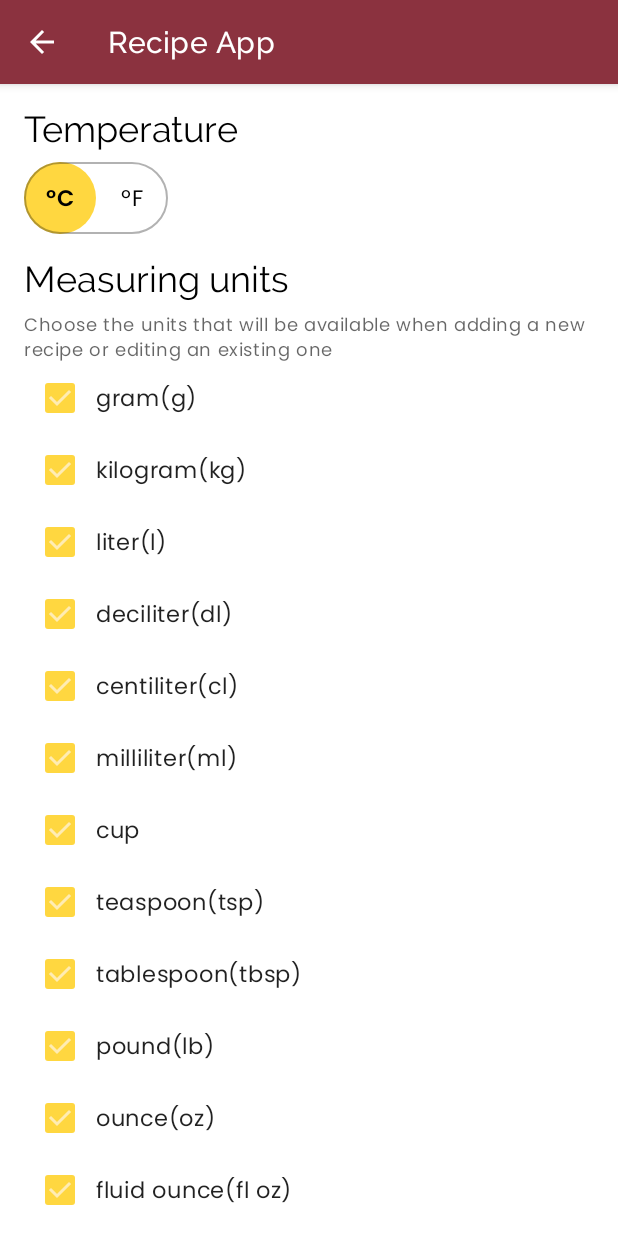
After one commit to roxanapirlea/RecipeApp, an Android app built with Jetpack Compose: the composable SettingsScreen shown on its own in the app's theme, on a phone screen of 412 x 824 dp. The commit adds this screen. Run offline under Robolectric (Android 15) with nearby library versions, the phone set to English and light mode, and no system bars; our stand-ins replace Dagger/Hilt's generated code; 3 statements that could not run were skipped.

Commit message:
Add settings screen

```diff
--- /dev/null
+++ b/app/src/main/java/com/roxana/recipeapp/settings/SettingsScreen.kt
@@ -0,0 +1,110 @@
+package com.roxana.recipeapp.settings
+
+import androidx.compose.foundation.layout.PaddingValues
+import androidx.compose.foundation.layout.fillMaxWidth
+import androidx.compose.foundation.layout.padding
+import androidx.compose.foundation.lazy.LazyColumn
+import androidx.compose.foundation.lazy.items
+import androidx.compose.material.ContentAlpha
+import androidx.compose.material.LocalContentAlpha
+import androidx.compose.material.MaterialTheme
+import androidx.compose.material.Scaffold
+import androidx.compose.material.Text
+import androidx.compose.material.rememberScaffoldState
+import androidx.compose.runtime.Composable
+import androidx.compose.runtime.CompositionLocalProvider
+import androidx.compose.runtime.collectAsState
+import androidx.compose.runtime.getValue
+import androidx.compose.ui.Modifier
+import androidx.compose.ui.res.stringResource
+import androidx.compose.ui.tooling.preview.Preview
+import androidx.compose.ui.unit.dp
+import com.roxana.recipeapp.R
+import com.roxana.recipeapp.misc.rememberFlowWithLifecycle
+import com.roxana.recipeapp.settings.ui.ToggleTemperatures
+import com.roxana.recipeapp.ui.AppBar
+import com.roxana.recipeapp.ui.CheckableItem
+import com.roxana.recipeapp.ui.LabelView
+import com.roxana.recipeapp.ui.theme.RecipeTheme
+
+@Composable
+fun SettingsScreen(
+    settingsViewModel: SettingsViewModel,
+    onBack: () -> Unit = {}
+) {
+    val state by rememberFlowWithLifecycle(settingsViewModel.state)
+        .collectAsState(SettingsViewState())
+
+    SettingsView(state) { action ->
+        when (action) {
+            Back -> onBack()
+            is TemperatureSelected -> settingsViewModel.onTemperatureSelected(action.temperature)
+            is MeasuringUnitChanged ->
+                settingsViewModel.onMeasuringUnitChanged(action.unit, action.isChecked)
+        }
+    }
+}
+
+@Composable
+fun SettingsView(
+    state: SettingsViewState,
+    onAction: (SettingsViewAction) -> Unit = {}
+) {
+    val scaffoldState = rememberScaffoldState()
+
+    Scaffold(
+        scaffoldState = scaffoldState,
+        topBar = {
+            AppBar(
+                title = stringResource(R.string.home_title),
+                icon = R.drawable.ic_arrow_back
+            ) { onAction(Back) }
+        }
+    ) {
+        LazyColumn(contentPadding = PaddingValues(16.dp), modifier = Modifier.fillMaxWidth()) {
+            item {
+                LabelView(
+                    stringResource(R.string.settings_temperature_unit),
+                    modifier = Modifier.padding(bottom = 8.dp)
+                )
+            }
+            item {
+                ToggleTemperatures(
+                    items = state.temperatures,
+                    selected = state.selectedTemperature,
+                    onItemSelected = { onAction(TemperatureSelected(it)) }
+                )
+            }
+            item {
+                LabelView(
+                    stringResource(R.string.settings_measuring_units),
+                    modifier = Modifier.padding(top = 16.dp, bottom = 8.dp)
+                )
+            }
+            item {
+                CompositionLocalProvider(LocalContentAlpha provides ContentAlpha.medium) {
+                    Text(
+                        text = stringResource(R.string.settings_measuring_units_detail),
+                        style = MaterialTheme.typography.caption
+                    )
+                }
+            }
+            items(state.measuringUnits) { measuringUnit ->
+                CheckableItem(
+                    isChecked = measuringUnit.isChecked,
+                    onCheckChanged = { onAction(MeasuringUnitChanged(measuringUnit.unit, it)) }
+                ) {
+                    Text(stringResource(measuringUnit.unit.longDescription))
+                }
+            }
+        }
+    }
+}
+
+@Preview
+@Composable
+fun SettingsViewPreview() {
+    RecipeTheme {
+        SettingsView(SettingsViewState())
+    }
+}
--- /dev/null
+++ b/app/src/main/java/com/roxana/recipeapp/settings/SettingsViewModel.kt
@@ -0,0 +1,47 @@
+package com.roxana.recipeapp.settings
+
+import androidx.annotation.VisibleForTesting
+import androidx.lifecycle.ViewModel
+import androidx.lifecycle.viewModelScope
+import com.roxana.recipeapp.domain.quantities.GetAllQuantityTypesUseCase
+import com.roxana.recipeapp.uimodel.UiQuantityType
+import com.roxana.recipeapp.uimodel.UiTemperature
+import com.roxana.recipeapp.uimodel.toUiModel
+import dagger.hilt.android.lifecycle.HiltViewModel
+import kotlinx.coroutines.flow.MutableStateFlow
+import kotlinx.coroutines.flow.StateFlow
+import kotlinx.coroutines.flow.asStateFlow
+import kotlinx.coroutines.launch
+import javax.inject.Inject
+
+@HiltViewModel
+class SettingsViewModel @Inject constructor(
+    private val quantityTypesUseCase: GetAllQuantityTypesUseCase,
+) : ViewModel() {
+    @VisibleForTesting
+    val _state = MutableStateFlow(SettingsViewState())
+    val state: StateFlow<SettingsViewState> = _state.asStateFlow()
+
+    init {
+        viewModelScope.launch {
+            val measuringUnits = quantityTypesUseCase(null).getOrNull()?.let { quantityTypes ->
+                quantityTypes.map { MeasuringUnit(it.toUiModel()) }
+            } ?: emptyList()
+            _state.value = state.value.copy(
+                measuringUnits = measuringUnits
+            )
+        }
+    }
+
+    fun onTemperatureSelected(type: UiTemperature) {
+        _state.value = state.value.copy(selectedTemperature = type)
+    }
+
+    fun onMeasuringUnitChanged(unit: UiQuantityType, isChecked: Boolean) {
+        _state.value = state.value.copy(
+            measuringUnits = state.value.measuringUnits.map {
+                if (it.unit == unit) it.copy(isChecked = isChecked) else it
+            }
+        )
+    }
+}
--- /dev/null
+++ b/app/src/main/java/com/roxana/recipeapp/settings/SettingsViewState.kt
@@ -0,0 +1,15 @@
+package com.roxana.recipeapp.settings
+
+import com.roxana.recipeapp.uimodel.UiQuantityType
+import com.roxana.recipeapp.uimodel.UiTemperature
+
+data class SettingsViewState(
+    val temperatures: List<UiTemperature> = listOf(UiTemperature.Celsius, UiTemperature.Fahrenheit),
+    val selectedTemperature: UiTemperature = UiTemperature.Celsius,
+    val measuringUnits: List<MeasuringUnit> = emptyList()
+)
+
+data class MeasuringUnit(
+    val unit: UiQuantityType,
+    val isChecked: Boolean = true
+)
--- /dev/null
+++ b/app/src/main/java/com/roxana/recipeapp/settings/ui/ToggleTemperatures.kt
@@ -0,0 +1,32 @@
+package com.roxana.recipeapp.settings.ui
+
+import androidx.compose.foundation.border
+import androidx.compose.foundation.layout.Row
+import androidx.compose.foundation.shape.CircleShape
+import androidx.compose.material.MaterialTheme
+import androidx.compose.runtime.Composable
+import androidx.compose.ui.Modifier
+import androidx.compose.ui.res.stringResource
+import androidx.compose.ui.unit.dp
+import com.roxana.recipeapp.uimodel.UiTemperature
+
+@Composable
+fun ToggleTemperatures(
+    items: List<UiTemperature>,
+    selected: UiTemperature,
+    modifier: Modifier = Modifier,
+    onItemSelected: (UiTemperature) -> Unit = {}
+) {
+    Row(
+        modifier = modifier
+            .border(1.dp, MaterialTheme.colors.onBackground.copy(alpha = 0.3f), shape = CircleShape)
+    ) {
+        items.forEach { item ->
+            ToggleButton(
+                text = stringResource(item.text),
+                checked = item == selected,
+                onCheckedChange = { isChecked -> if (isChecked) onItemSelected(item) }
+            )
+        }
+    }
+}
--- /dev/null
+++ b/app/src/main/java/com/roxana/recipeapp/settings/ui/ToogleButton.kt
@@ -0,0 +1,75 @@
+package com.roxana.recipeapp.settings.ui
+
+import android.content.res.Configuration
+import androidx.compose.foundation.background
+import androidx.compose.foundation.layout.Row
+import androidx.compose.foundation.layout.padding
+import androidx.compose.foundation.shape.CircleShape
+import androidx.compose.material.IconToggleButton
+import androidx.compose.material.MaterialTheme
+import androidx.compose.material.Text
+import androidx.compose.material.contentColorFor
+import androidx.compose.runtime.Composable
+import androidx.compose.ui.Modifier
+import androidx.compose.ui.text.font.FontWeight
+import androidx.compose.ui.tooling.preview.Preview
+import androidx.compose.ui.unit.dp
+import com.roxana.recipeapp.ui.theme.RecipeTheme
+
+@Composable
+fun ToggleButton(
+    text: String,
+    checked: Boolean,
+    modifier: Modifier = Modifier,
+    onCheckedChange: (Boolean) -> Unit = {}
+) {
+    val fontWeight =
+        if (checked) FontWeight.Black else FontWeight.Normal
+    val background =
+        if (checked) MaterialTheme.colors.secondary else MaterialTheme.colors.background
+
+    IconToggleButton(
+        checked = checked,
+        onCheckedChange = onCheckedChange,
+        modifier = modifier.background(background, shape = CircleShape)
+    ) {
+        Text(
+            text,
+            fontWeight = fontWeight,
+            color = contentColorFor(backgroundColor = background),
+            modifier = Modifier.padding(8.dp)
+        )
+    }
+}
+
+@Preview(
+    showBackground = true,
+    uiMode = Configuration.UI_MODE_NIGHT_NO,
+    group = "Light"
+)
+@Composable
+fun ToggleButtonPreviewLight() {
+    RecipeTheme {
+        Row(modifier = Modifier.padding(16.dp)) {
+            ToggleButton(text = "Selected", checked = true)
+            ToggleButton(text = "Unselected 1", checked = false)
+            ToggleButton(text = "Unselected 2", checked = false)
+        }
+    }
+}
+
+@Preview(
+    showBackground = true,
+    uiMode = Configuration.UI_MODE_NIGHT_YES,
+    group = "Dark"
+)
+@Composable
+fun ToggleButtonPreviewDark() {
+    RecipeTheme {
+        Row(modifier = Modifier.padding(16.dp)) {
+            ToggleButton(text = "Selected", checked = true)
+            ToggleButton(text = "Unselected 1", checked = false)
+            ToggleButton(text = "Unselected 2", checked = false)
+        }
+    }
+}
--- a/app/src/main/res/values/strings.xml
+++ b/app/src/main/res/values/strings.xml
@@ -109,4 +109,7 @@
     <string name="add_comment_placeholder">Add comment</string>
     <string name="vary_ingredients_type_hint">Ingredient</string>
     <string name="vary_ingredients_label">%1$s(%2$s)</string>
+    <string name="settings_temperature_unit">Temperature</string>
+    <string name="settings_measuring_units">Measuring units</string>
+    <string name="settings_measuring_units_detail">Choose the units that will be available when adding a new recipe or editing an existing one</string>
 </resources>
```
Also changed, not shown: app/src/main/java/com/roxana/recipeapp/RecipeNavigation.kt (+13 -0 lines), app/src/main/java/com/roxana/recipeapp/settings/SettingsViewAction.kt (added, +13 -0 lines), 2 other files.
